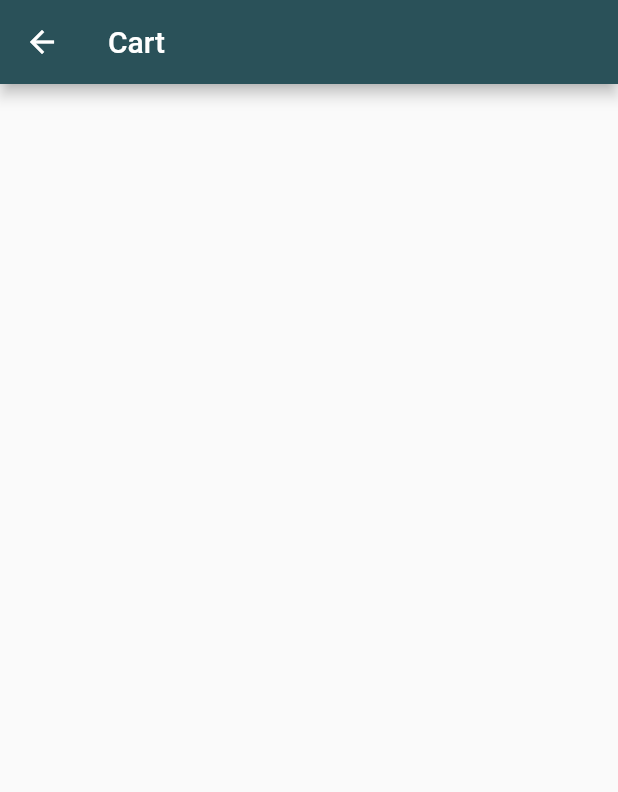
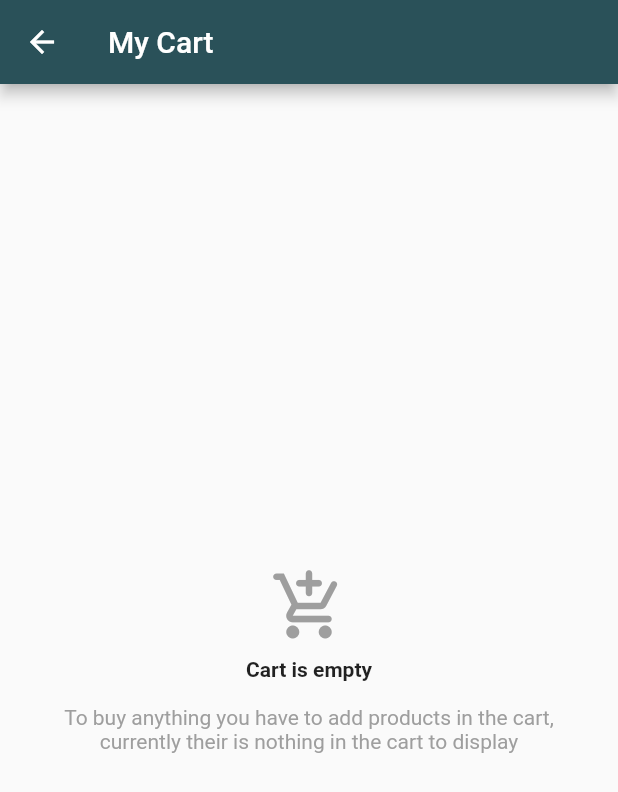
Before and after one commit to abdulrehman996/copytask-, a Flutter app: the CartPage screen opened directly, on a phone screen of 412 x 824 dp. Shown: the top 792 px of the screen. Run offline on Flutter 3.47's test engine with Material 2 defaults, Android fonts, the phone set to English and light mode, and no system bars; our stand-ins replace cached_network_image, carousel_slider, cloud_firestore, dropdown_search, extended_image, file_picker and 9 more; accounts and stored records are empty.

Commit message:
cart added

```diff
--- a/lib/main.dart
+++ b/lib/main.dart
@@ -14,6 +14,7 @@ import 'package:flutter/services.dart';
 import 'package:sizer/sizer.dart';
 
 import 'others/splash_screen.dart';
+import 'providers/cart_provider.dart';
 
 Future<void> main() async {
   WidgetsFlutterBinding.ensureInitialized();
@@ -31,6 +32,9 @@ class MyApp extends StatelessWidget {
         ChangeNotifierProvider(create: (context) => UserProvider()),
         ChangeNotifierProvider(create: (context) => ProductProvider()),
         ChangeNotifierProvider(create: (context) => ProdCatProvider()),
+        ChangeNotifierProvider<CartProvider>(
+        create: (BuildContext context) => CartProvider(),
+      ),
       ],
       child: Sizer(builder: (
         BuildContext context,
--- /dev/null
+++ b/lib/models/cart.dart
@@ -0,0 +1,16 @@
+class Cart {
+  Cart({
+    required this.id,
+    required this.title,
+    required this.imageurl,
+    required this.price,
+    required this.sellerID,
+    required this.quantity,
+  });
+  final String id;
+  final String sellerID;
+  final String title;
+  final String imageurl;
+  final double price;
+  int quantity;
+}
--- a/lib/screens/home/cart_page.dart
+++ b/lib/screens/home/cart_page.dart
@@ -1,4 +1,9 @@
 import 'package:flutter/material.dart';
+import 'package:provider/provider.dart';
+
+import '../../providers/cart_provider.dart';
+import '../../widgets/cart/empty_cart_widget.dart';
+import '../../widgets/cart/fill_cart_widget.dart';
 
 class CartPage extends StatefulWidget {
   const CartPage({Key? key}) : super(key: key);
@@ -10,8 +15,13 @@ class CartPage extends StatefulWidget {
 class _CartPageState extends State<CartPage> {
   @override
   Widget build(BuildContext context) {
+    CartProvider cartPro = Provider.of<CartProvider>(context);
+
     return Scaffold(
-      appBar: AppBar(title: Text('Cart'),),
+      appBar: AppBar(title: const Text('My Cart')),
+      body: cartPro.cartItem.isNotEmpty
+          ? const FillCartWidget()
+          : const EmptyCartWidget(),
     );
   }
 }
--- /dev/null
+++ b/lib/widgets/cart/empty_cart_widget.dart
@@ -0,0 +1,39 @@
+import 'package:flutter/material.dart';
+
+class EmptyCartWidget extends StatelessWidget {
+  const EmptyCartWidget({super.key});
+  @override
+  Widget build(BuildContext context) {
+    return Padding(
+      padding: const EdgeInsets.all(24),
+      child: Column(
+        mainAxisAlignment: MainAxisAlignment.center,
+        children: <Widget>[
+          const Icon(
+            Icons.add_shopping_cart_rounded,
+            size: 52,
+            color: Colors.grey,
+          ),
+          const SizedBox(height: 8),
+          const Text(
+            'Cart is empty',
+            style: TextStyle(fontWeight: FontWeight.bold),
+          ),
+          const SizedBox(height: 16),
+          const Text(
+            'To buy anything you have to add products in the cart, currently their is nothing in the cart to display',
+            textAlign: TextAlign.center,
+            style: TextStyle(color: Colors.grey),
+          ),
+          // TextButton.icon(
+          //   onPressed: () {
+          //     // Provider.of<AppProvider>(context, listen: false).onTabTapped(0);
+          //   },
+          //   icon: const Icon(Icons.add_shopping_cart_outlined),
+          //   label: const Text('click here to add in Cart'),
+          // ),
+        ],
+      ),
+    );
+  }
+}
```
Also changed, not shown: lib/providers/cart_provider.dart (added, +78 -0 lines), lib/widgets/cart/cart_checkout_widget.dart (added, +59 -0 lines), lib/widgets/cart/cart_tile.dart (added, +121 -0 lines), lib/widgets/cart/fill_cart_widget.dart (added, +36 -0 lines), lib/widgets/product/grid_view_of_prod.dart (+6 -2 lines).
